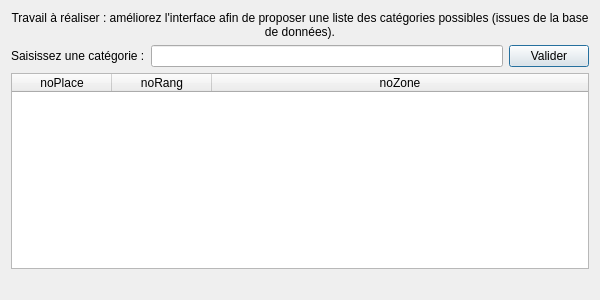
charlie38/theatre_L3, file gui/fct_comp_3.ui: the form before one commit.
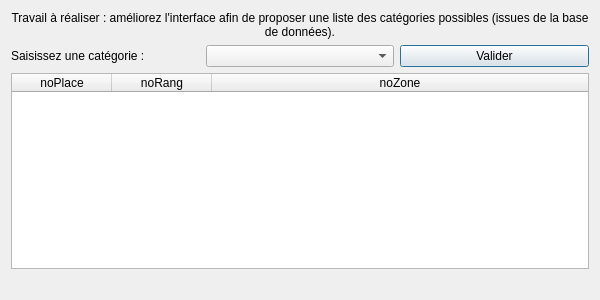
The form after the commit.

Commit message: TODO 1.6 fct

What changed in the file:
```diff
--- a/gui/fct_comp_3.ui
+++ b/gui/fct_comp_3.ui
@@ -37,7 +37,7 @@
       </widget>
      </item>
      <item>
-      <widget class="QLineEdit" name="lineEdit_fct_comp_3"/>
+      <widget class="QComboBox" name="comboBox"/>
      </item>
      <item>
       <widget class="QPushButton" name="pushButton">
```
